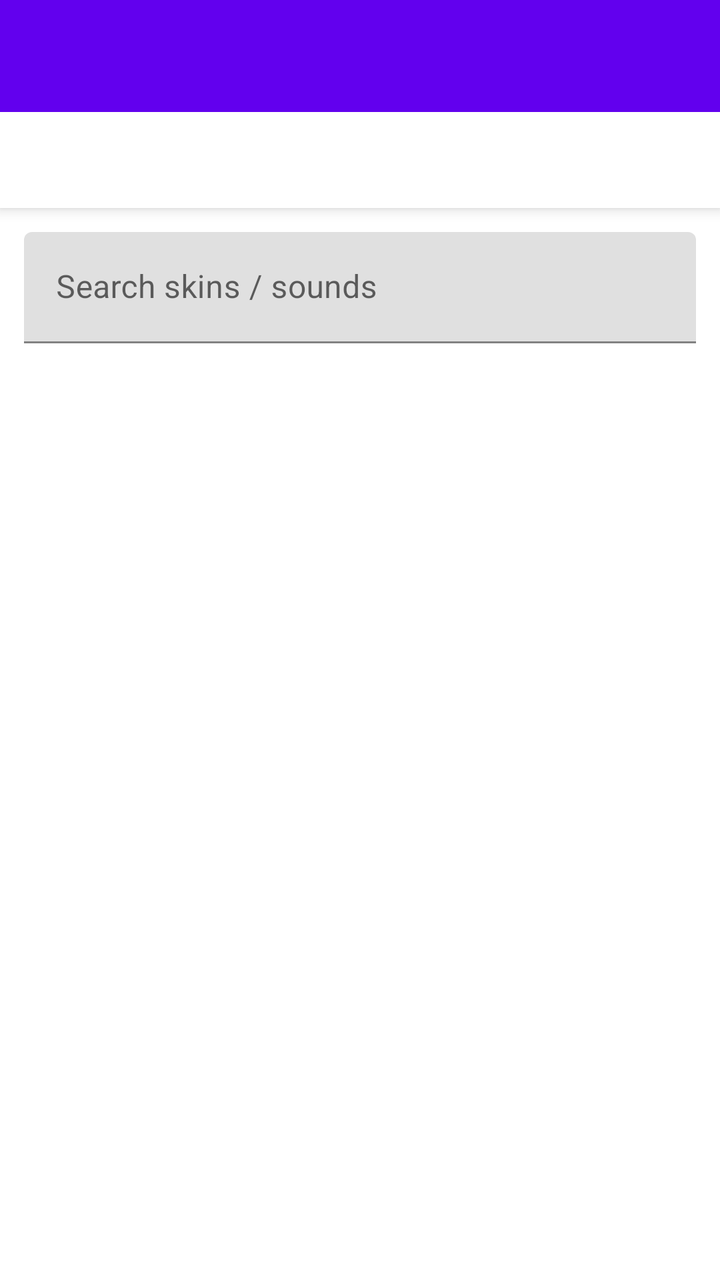
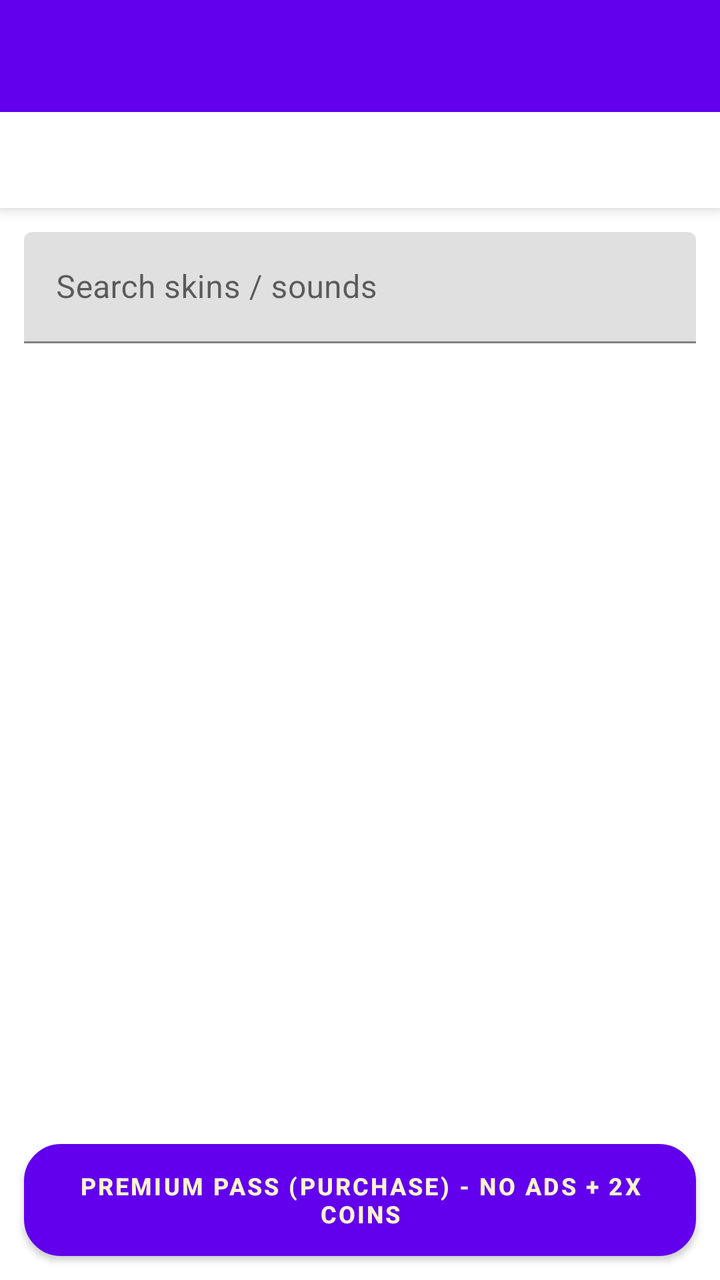

The first picture is an Android layout as it rendered before a commit; the second is the same layout after the commit. The layout source and the unified diff follow.
<!-- AndroidManifest.xml: application theme Theme.SlimePop -->
<!-- res/layout/activity_shop.xml -->
<?xml version="1.0" encoding="utf-8"?>
<androidx.coordinatorlayout.widget.CoordinatorLayout
    xmlns:android="http://schemas.android.com/apk/res/android"
    xmlns:app="http://schemas.android.com/apk/res-auto"
    android:layout_width="match_parent"
    android:layout_height="match_parent">

    <com.google.android.material.appbar.AppBarLayout
        android:layout_width="match_parent"
        android:layout_height="wrap_content">

        <com.google.android.material.appbar.MaterialToolbar
            android:id="@+id/toolbar"
            android:layout_width="match_parent"
            android:layout_height="wrap_content"
            android:title="Shop"/>

        <com.google.android.material.tabs.TabLayout
            android:id="@+id/tabs"
            android:layout_width="match_parent"
            android:layout_height="wrap_content"/>
    </com.google.android.material.appbar.AppBarLayout>

    <LinearLayout
        android:layout_width="match_parent"
        android:layout_height="match_parent"
        android:orientation="vertical"
        app:layout_behavior="@string/appbar_scrolling_view_behavior">

        <com.google.android.material.textfield.TextInputLayout
            android:layout_width="match_parent"
            android:layout_height="wrap_content"
            android:padding="12dp">

            <com.google.android.material.textfield.TextInputEditText
                android:id="@+id/etSearch"
                android:layout_width="match_parent"
                android:layout_height="wrap_content"
                android:hint="Search skins / sounds"/>
        </com.google.android.material.textfield.TextInputLayout>

        <androidx.recyclerview.widget.RecyclerView
            android:id="@+id/recycler"
            android:layout_width="match_parent"
            android:layout_height="0dp"
            android:layout_weight="1"/>
    </LinearLayout>

</androidx.coordinatorlayout.widget.CoordinatorLayout>
<!-- resources referenced by this layout -->
<resources>
  <style name="Theme.SlimePop" parent="Theme.MaterialComponents.DayNight.NoActionBar">
          <item name="colorPrimary">@color/purple_500</item>
          <item name="colorPrimaryVariant">@color/purple_700</item>
          <item name="colorOnPrimary">@color/white</item>
          <item name="colorSecondary">@color/teal_200</item>
          <item name="colorSecondaryVariant">@color/teal_700</item>
          <item name="colorOnSecondary">@color/black</item>
          <item name="android:statusBarColor">?attr/colorPrimaryVariant</item>
      </style>
  <color name="purple_500">#FF6200EE</color>
  <color name="purple_700">#FF3700B3</color>
  <color name="white">#FFFFFFFF</color>
  <color name="teal_200">#FF03DAC5</color>
  <color name="teal_700">#FF018786</color>
  <color name="black">#FF000000</color>
</resources>

<!-- the commit's change to res/layout/activity_shop.xml (unified diff, before → after) -->
@@ -44,6 +44,22 @@
             android:layout_width="match_parent"
             android:layout_height="0dp"
             android:layout_weight="1"/>
+
+        <Button
+            android:id="@+id/btnShopPremiumBanner"
+            android:layout_width="match_parent"
+            android:layout_height="56dp"
+            android:layout_marginStart="12dp"
+            android:layout_marginEnd="12dp"
+            android:layout_marginBottom="12dp"
+            android:background="@drawable/premium_offer_bg"
+            android:paddingStart="14dp"
+            android:paddingEnd="14dp"
+            android:text="PREMIUM PASS (PURCHASE) - NO ADS + 2X COINS"
+            android:textAllCaps="true"
+            android:textColor="#FFF4CE"
+            android:textSize="12sp"
+            android:textStyle="bold" />
     </LinearLayout>
 
 </androidx.coordinatorlayout.widget.CoordinatorLayout>
<!-- resource entries referenced after the edit -->
@@ -1,5 +1,19 @@
 <!-- resources referenced by this layout -->
 <resources>
+  <!-- drawable premium_offer_bg (drawable) -->
+  <?xml version="1.0" encoding="utf-8"?>
+  <shape xmlns:android="http://schemas.android.com/apk/res/android"
+      android:shape="rectangle">
+      <corners android:radius="18dp" />
+      <gradient
+          android:angle="0"
+          android:startColor="#FF422A6C"
+          android:centerColor="#FF9D2D93"
+          android:endColor="#FFD96B2B" />
+      <stroke
+          android:width="1dp"
+          android:color="#FFFFD27A" />
+  </shape>
   <style name="Theme.SlimePop" parent="Theme.MaterialComponents.DayNight.NoActionBar">
           <item name="colorPrimary">@color/purple_500</item>
           <item name="colorPrimaryVariant">@color/purple_700</item>
